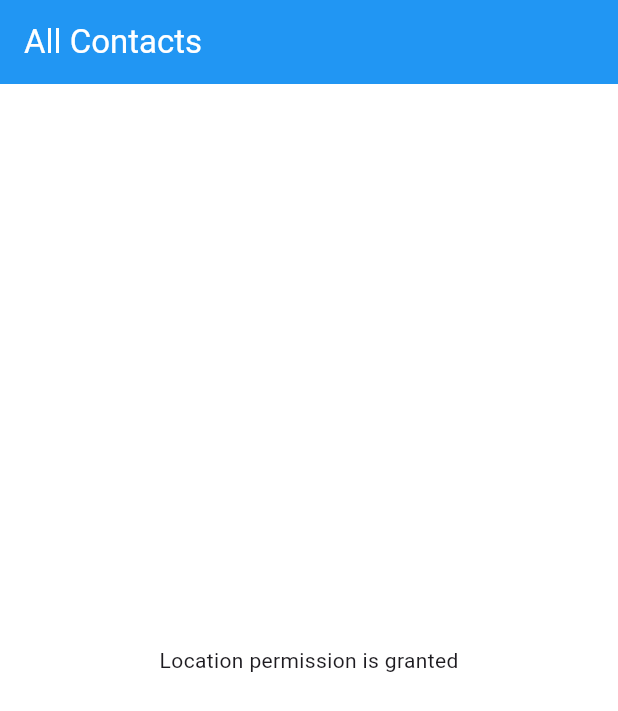
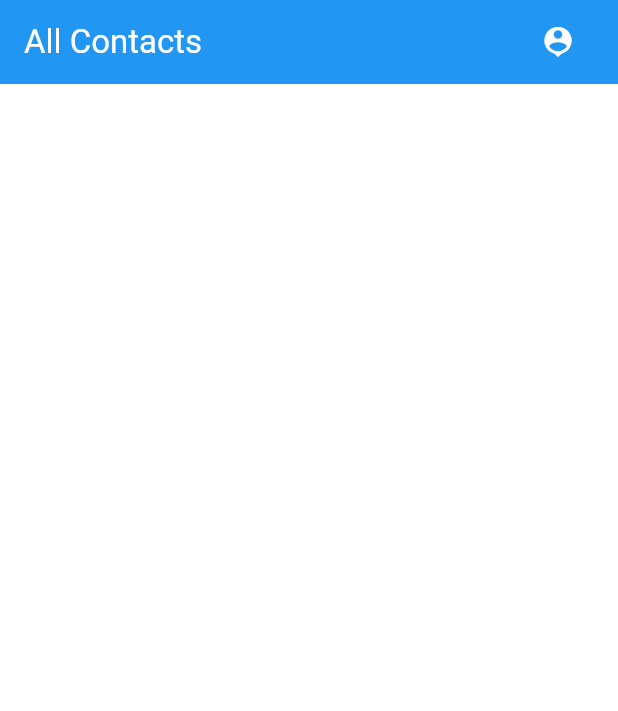
Before and after one commit to Karanbir31/user-permission-handler, a Flutter app: the screen it shows after launch, on a phone screen of 412 x 824 dp. Shown: the top 711 px of the screen. Run offline on Flutter 3.47's test engine with Material 3 defaults, Android fonts, the phone set to English and light mode, and no system bars; our stand-ins replace geolocator, get, permission_handler.

Commit message:
handle access location permission and read current location

```diff
--- a/lib/contacts/presentation/contacts_screen.dart
+++ b/lib/contacts/presentation/contacts_screen.dart
@@ -1,6 +1,8 @@
 import 'package:flutter/material.dart';
 import 'package:get/get.dart';
 import 'package:userpermission/contacts/controller/contacts_controller.dart';
+
+import '../../main.dart';
 
 class ContactsScreen extends GetView<ContactsController> {
   const ContactsScreen({super.key});
@@ -15,26 +17,19 @@ class ContactsScreen extends GetView<ContactsController> {
         title: Text("All Contacts"),
         backgroundColor: Colors.blue,
         foregroundColor: Colors.white,
-      ),
 
-      body: SafeArea(
-        child: Obx(
-          () => controller.isLocationPermissionGranted.value
-              ? Center(child: userCurrentLocation())
-              : Center(child: requestPermission()),
-        ),
+        actions: [
+          Padding(
+            padding: const EdgeInsets.symmetric(horizontal: 16.0),
+            child: IconButton(
+              onPressed: () {
+                Get.toNamed(NavRoutes.locationRoute);
+              },
+              icon: Icon(Icons.location_history),
+            ),
+          ),
+        ],
       ),
     );
   }
-
-  Widget requestPermission() {
-    return ElevatedButton(
-      onPressed: controller.requestLocationPermission,
-      child: Text("Request location permission"),
-    );
-  }
-
-  Widget userCurrentLocation() {
-    return Text("Location permission is granted");
-  }
 }
--- /dev/null
+++ b/lib/location/controller/user_location_binding.dart
@@ -0,0 +1,9 @@
+import 'package:get/get.dart';
+import 'package:userpermission/location/controller/user_location_controller.dart';
+
+class UserLocationBinding extends Bindings {
+  @override
+  void dependencies() {
+    Get.lazyPut(() => UserLocationController());
+  }
+}
--- a/lib/main.dart
+++ b/lib/main.dart
@@ -2,6 +2,8 @@ import 'package:flutter/material.dart';
 import 'package:get/get.dart';
 import 'package:userpermission/contacts/controller/contacts_binding.dart';
 import 'package:userpermission/contacts/presentation/contacts_screen.dart';
+import 'package:userpermission/location/controller/user_location_binding.dart';
+import 'package:userpermission/location/presentation/user_location_screen.dart';
 
 void main() {
   runApp(const MyApp());
@@ -14,15 +16,26 @@ class MyApp extends StatelessWidget {
   Widget build(BuildContext context) {
     return GetMaterialApp(
       title: 'Flutter Demo',
-      initialRoute: "/contacts",
+      initialRoute: NavRoutes.initialRoute,
 
       getPages: [
         GetPage(
-          name: "/contacts",
+          name: NavRoutes.contactsRoute,
           page: () => ContactsScreen(),
           binding: ContactsBinding(),
+        ),
+        GetPage(
+          name: NavRoutes.locationRoute,
+          page: () => UserLocationScreen(),
+          binding: UserLocationBinding(),
         ),
       ],
     );
   }
 }
+
+class NavRoutes {
+  static String initialRoute = "/contacts";
+  static String contactsRoute = "/contacts";
+  static String locationRoute = "/user_location";
+}
```
Also changed, not shown: lib/contacts/controller/contacts_controller.dart (+1 -29 lines), lib/location/controller/user_location_controller.dart (added, +40 -0 lines), lib/location/presentation/user_location_screen.dart (added, +46 -0 lines).
